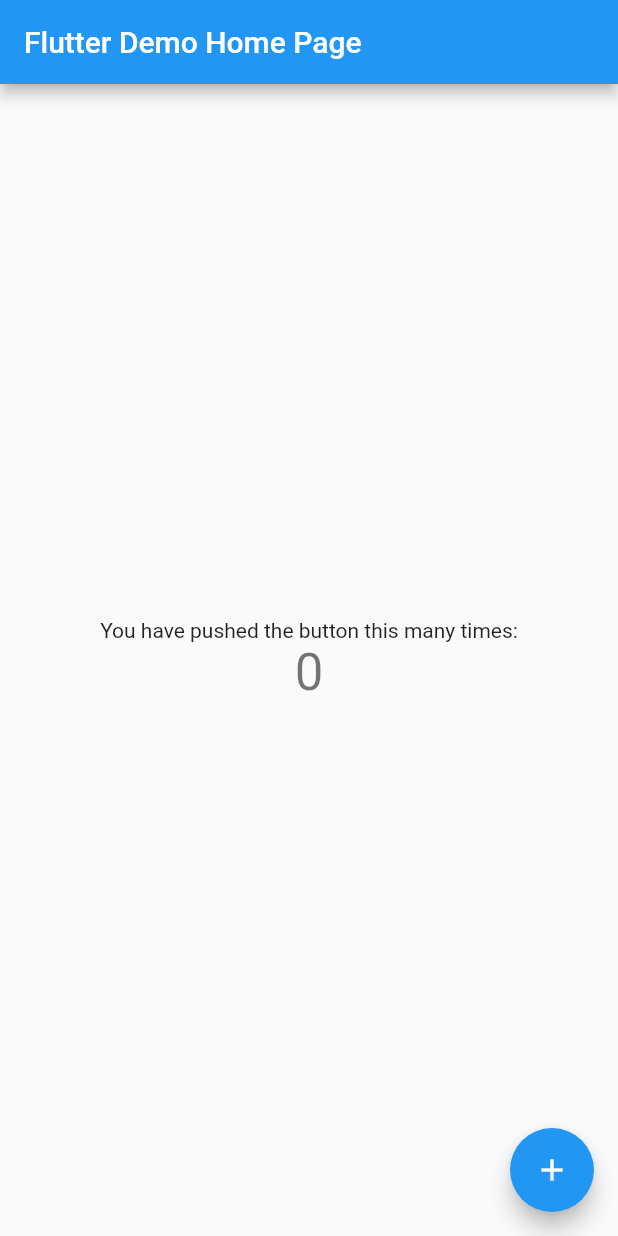
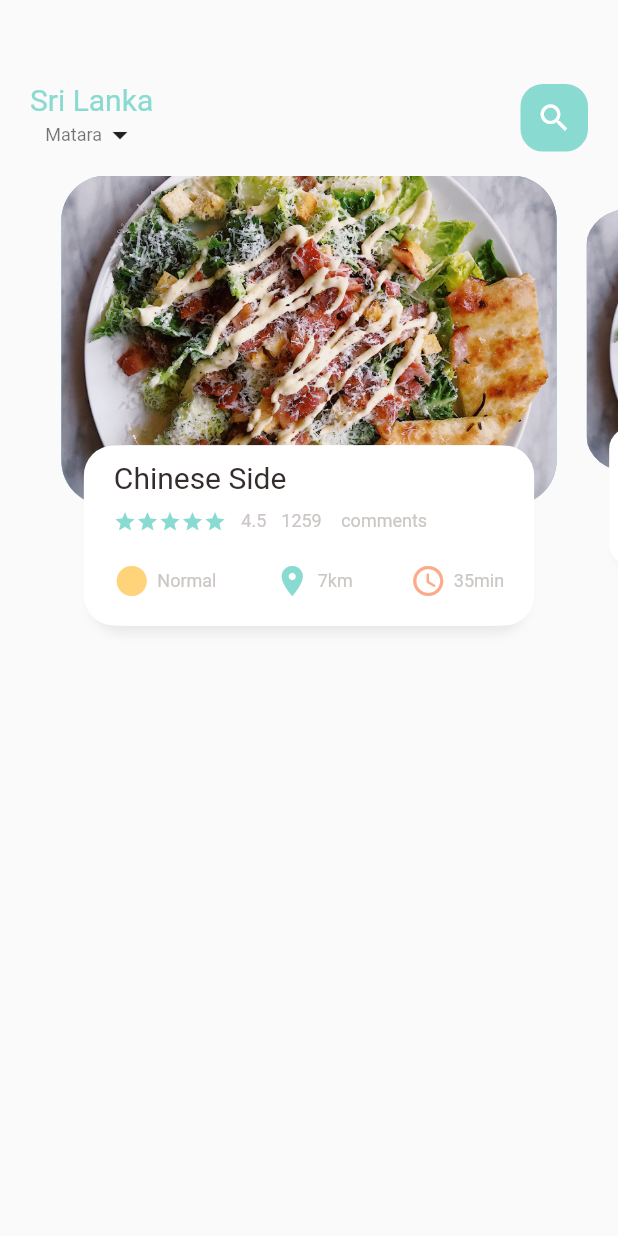
Before and after one commit to ushanShanilka/food_delivery, a Flutter app: the screen it shows after launch, on a phone screen of 412 x 824 dp. Run offline on Flutter 3.47's test engine with Material 2 defaults, Android fonts, the phone set to English and light mode, and no system bars; missing offline and left inert: dart:ffi.

Commit message:
create page top slider

```diff
--- /dev/null
+++ b/lib/home/food_page_body.dart
@@ -0,0 +1,163 @@
+import 'dart:ffi';
+
+import 'package:flutter/cupertino.dart';
+import 'package:flutter/material.dart';
+import 'package:food_delivery/utils/color.dart';
+import 'package:food_delivery/widgets/app_large_text.dart';
+import 'package:food_delivery/widgets/app_test.dart';
+import 'package:food_delivery/widgets/icon_and_text_widget.dart';
+
+class FoodPageBody extends StatefulWidget {
+  const FoodPageBody({Key? key}) : super(key: key);
+
+  @override
+  State<FoodPageBody> createState() => _FoodPageBodyState();
+}
+
+class _FoodPageBodyState extends State<FoodPageBody> {
+  PageController pageController = PageController(viewportFraction: 0.85);
+  var _currPageValue = 0.0;
+  double _scaleFactor = 0.8;
+  double _height = 220;
+
+  @override
+  void initState() {
+    super.initState();
+    pageController.addListener(() {
+      setState(() {
+        _currPageValue = pageController.page!;
+      });
+    });
+  }
+
+  @override
+  void dispose() {
+    pageController.dispose();
+  }
+
+  @override
+  Widget build(BuildContext context) {
+    return Container(
+      height: 320,
+      child: PageView.builder(
+          controller: pageController,
+          itemCount: 5,
+          itemBuilder: (context, position) {
+            return _buildPageItem(position);
+          }),
+    );
+  }
+
+  Widget _buildPageItem(int index) {
+    Matrix4 matrix4 = new Matrix4.identity();
+    if (index == _currPageValue.floor()) {
+      var currScale = 1 - (_currPageValue - index) * (1 - _scaleFactor);
+      var currTrans = _height * (1 - currScale) / 2;
+      matrix4 = Matrix4.diagonal3Values(1, currScale, 1)
+        ..setTranslationRaw(0, currTrans, 0);
+    } else if (index == _currPageValue.floor() + 1) {
+      var currScale =
+          _scaleFactor + (_currPageValue - index + 1) * (1 - _scaleFactor);
+      var currTrans = _height * (1 - currScale) / 2;
+      matrix4 = Matrix4.diagonal3Values(1, currScale, 1);
+      matrix4 = Matrix4.diagonal3Values(1, currScale, 1)
+        ..setTranslationRaw(0, currTrans, 0);
+    } else if (index == _currPageValue.floor() - 1) {
+      var currScale = 1 - (_currPageValue - index) * (1 - _scaleFactor);
+      var currTrans = _height * (1 - currScale) / 2;
+      matrix4 = Matrix4.diagonal3Values(1, currScale, 1);
+      matrix4 = Matrix4.diagonal3Values(1, currScale, 1)
+        ..setTranslationRaw(0, currTrans, 0);
+    } else {
+      var currScale = 0.8;
+      matrix4 = Matrix4.diagonal3Values(1, currScale, 1)
+        ..setTranslationRaw(0, _height * (1 - _scaleFactor) / 2, 0);
+    }
+
+    return Transform(
+      transform: matrix4,
+      child: Stack(
+        children: [
+          Container(
+            height: 220,
+            margin: EdgeInsets.only(left: 10, right: 10),
+            decoration: BoxDecoration(
+                borderRadius: BorderRadius.circular(30),
+                color: index.isEven ? Color(0xFF69c5df) : Color(0xFF9294cc),
+                image: DecorationImage(
+                    image: AssetImage("assets/image/food-one.jpg"),
+                    fit: BoxFit.cover)),
+          ),
+          Align(
+            alignment: Alignment.bottomCenter,
+            child: Container(
+              height: 120,
+              margin: EdgeInsets.only(left: 30, right: 30, bottom: 20),
+              decoration: BoxDecoration(
+                  borderRadius: BorderRadius.circular(20),
+                  color: Colors.white,
+                  boxShadow: [
+                    BoxShadow(
+                        color: Color(0xFFe8e8e8),
+                        blurRadius: 5.0,
+                        offset: Offset(0, 5)),
+                    BoxShadow(color: Colors.white, offset: Offset(-5, 0)),
+                    BoxShadow(color: Colors.white, offset: Offset(5, 0))
+                  ]),
+              child: Container(
+                padding: EdgeInsets.only(top: 10, left: 15, right: 15),
+                child: Column(
+                  crossAxisAlignment: CrossAxisAlignment.start,
+                  children: [
+                    AppLargeText(text: "Chinese Side"),
+                    SizedBox(height: 10),
+                    Row(
+                      children: [
+                        Wrap(
+                          children: List.generate(5, (index) {
+                            return Icon(
+                              Icons.star,
+                              color: AppColors.mainColor,
+                              size: 15,
+                            );
+                          }),
+                        ),
+                        SizedBox(width: 10),
+                        AppText(text: "4.5"),
+                        SizedBox(width: 10),
+                        AppText(text: "1259"),
+                        SizedBox(width: 10),
+                        AppText(text: " comments")
+                      ],
+                    ),
+                    SizedBox(height: 20),
+                    Row(
+                      mainAxisAlignment: MainAxisAlignment.spaceBetween,
+                      children: [
+                        IconAndTextWidget(
+                            icon: Icons.circle,
+                            text: "Normal",
+                            color: AppColors.textColor,
+                            iconColor: AppColors.yellowColor),
+                        IconAndTextWidget(
+                            icon: Icons.location_on,
+                            text: "7km",
+                            color: AppColors.textColor,
+                            iconColor: AppColors.mainColor),
+                        IconAndTextWidget(
+                            icon: Icons.access_time_rounded,
+                            text: "35min",
+                            color: AppColors.textColor,
+                            iconColor: AppColors.iconColor2),
+                      ],
+                    )
+                  ],
+                ),
+              ),
+            ),
+          )
+        ],
+      ),
+    );
+  }
+}
--- /dev/null
+++ b/lib/home/main_food_page.dart
@@ -0,0 +1,65 @@
+import 'package:flutter/cupertino.dart';
+import 'package:flutter/material.dart';
+import 'package:food_delivery/utils/color.dart';
+import 'package:food_delivery/widgets/app_button.dart';
+import 'package:food_delivery/widgets/app_large_text.dart';
+import 'package:food_delivery/widgets/app_test.dart';
+
+import 'food_page_body.dart';
+
+class MainFoodPage extends StatefulWidget {
+  const MainFoodPage({Key? key}) : super(key: key);
+
+  @override
+  State<MainFoodPage> createState() => _MainFoodPageState();
+}
+
+class _MainFoodPageState extends State<MainFoodPage> {
+  @override
+  Widget build(BuildContext context) {
+    return Scaffold(
+      body: Column(children: [
+        Container(
+          margin: const EdgeInsets.only(top: 55, bottom: 15),
+          padding: EdgeInsets.only(left: 20, right: 20),
+          child: Row(
+            mainAxisAlignment: MainAxisAlignment.spaceBetween,
+            children: [
+              Column(
+                children: [
+                  AppLargeText(
+                    text: "Sri Lanka",
+                    color: AppColors.mainColor,
+                  ),
+                  Row(
+                    children: [
+                      AppText(
+                        text: "Matara",
+                        color: Colors.black54,
+                      ),
+                      Icon(Icons.arrow_drop_down)
+                    ],
+                  )
+                ],
+              ),
+              Column(
+                children: [
+                  Center(
+                    child: AppButton(
+                        color: Colors.white,
+                        backgroundColor: AppColors.mainColor,
+                        size: 45,
+                        borderColor: AppColors.mainColor,
+                        isIcon: true,
+                        icon: Icons.search),
+                  )
+                ],
+              )
+            ],
+          ),
+        ),
+        FoodPageBody()
+      ]),
+    );
+  }
+}
--- a/lib/main.dart
+++ b/lib/main.dart
@@ -1,4 +1,6 @@
 import 'package:flutter/material.dart';
+
+import 'home/main_food_page.dart';
 
 void main() {
   runApp(const MyApp());
@@ -11,6 +13,7 @@ class MyApp extends StatelessWidget {
   @override
   Widget build(BuildContext context) {
     return MaterialApp(
+      debugShowCheckedModeBanner: false,
       title: 'Flutter Demo',
       theme: ThemeData(
         // This is the theme of your application.
@@ -24,92 +27,7 @@ class MyApp extends StatelessWidget {
         // is not restarted.
         primarySwatch: Colors.blue,
       ),
-      home: const MyHomePage(title: 'Flutter Demo Home Page'),
+      home: MainFoodPage(),
     );
   }
 }
-
-class MyHomePage extends StatefulWidget {
-  const MyHomePage({Key? key, required this.title}) : super(key: key);
-
-  // This widget is the home page of your application. It is stateful, meaning
-  // that it has a State object (defined below) that contains fields that affect
-  // how it looks.
-
-  // This class is the configuration for the state. It holds the values (in this
-  // case the title) provided by the parent (in this case the App widget) and
-  // used by the build method of the State. Fields in a Widget subclass are
-  // always marked "final".
-
-  final String title;
-
-  @override
-  State<MyHomePage> createState() => _MyHomePageState();
-}
-
-class _MyHomePageState extends State<MyHomePage> {
-  int _counter = 0;
-
-  void _incrementCounter() {
-    setState(() {
-      // This call to setState tells the Flutter framework that something has
-      // changed in this State, which causes it to rerun the build method below
-      // so that the display can reflect the updated values. If we changed
-      // _counter without calling setState(), then the build method would not be
-      // called again, and so nothing would appear to happen.
-      _counter++;
-    });
-  }
-
-  @override
-  Widget build(BuildContext context) {
-    // This method is rerun every time setState is called, for instance as done
-    // by the _incrementCounter method above.
-    //
-    // The Flutter framework has been optimized to make rerunning build methods
-    // fast, so that you can just rebuild anything that needs updating rather
-    // than having to individually change instances of widgets.
-    return Scaffold(
-      appBar: AppBar(
-        // Here we take the value from the MyHomePage object that was created by
-        // the App.build method, and use it to set our appbar title.
-        title: Text(widget.title),
-      ),
-      body: Center(
-        // Center is a layout widget. It takes a single child and positions it
-        // in the middle of the parent.
-        child: Column(
-          // Column is also a layout widget. It takes a list of children and
-          // arranges them vertically. By default, it sizes itself to fit its
-          // children horizontally, and tries to be as tall as its parent.
-          //
-          // Invoke "debug painting" (press "p" in the console, choose the
-          // "Toggle Debug Paint" action from the Flutter Inspector in Android
-          // Studio, or the "Toggle Debug Paint" command in Visual Studio Code)
-          // to see the wireframe for each widget.
-          //
-          // Column has various properties to control how it sizes itself and
-          // how it positions its children. Here we use mainAxisAlignment to
-          // center the children vertically; the main axis here is the vertical
-          // axis because Columns are vertical (the cross axis would be
-          // horizontal).
-          mainAxisAlignment: MainAxisAlignment.center,
-          children: <Widget>[
-            const Text(
-              'You have pushed the button this many times:',
-            ),
-            Text(
-              '$_counter',
-              style: Theme.of(context).textTheme.headline4,
-            ),
-          ],
-        ),
-      ),
-      floatingActionButton: FloatingActionButton(
-        onPressed: _incrementCounter,
-        tooltip: 'Increment',
-        child: const Icon(Icons.add),
-      ), // This trailing comma makes auto-formatting nicer for build methods.
-    );
-  }
-}
--- /dev/null
+++ b/lib/utils/color.dart
@@ -0,0 +1,14 @@
+import 'package:flutter/cupertino.dart';
+
+class AppColors {
+  static final Color textColor = const Color(0xFFccc7c5);
+  static final Color mainColor = const Color(0xFF89dad0);
+  static final Color iconColor1 = const Color(0xFFffd28d);
+  static final Color iconColor2 = const Color(0xFFfcab88);
+  static final Color paraColor = const Color(0xFF8f837f);
+  static final Color buttonBackgroundColor = const Color(0xFFf7f6f4);
+  static final Color singColor = const Color(0xFFa9a29f);
+  static final Color titleColor = const Color(0xFF5c524f);
+  static final Color mainBlackColor = const Color(0xFF332d2b);
+  static final Color yellowColor = const Color(0xFFffd379);
+}
--- /dev/null
+++ b/lib/widgets/app_button.dart
@@ -0,0 +1,50 @@
+import 'package:flutter/cupertino.dart';
+import 'package:flutter/material.dart';
+
+import 'app_test.dart';
+
+
+class AppButton extends StatelessWidget {
+  final Color color;
+  final Color backgroundColor;
+  double size;
+  final Color borderColor;
+  String? text;
+  IconData? icon;
+  bool? isIcon;
+
+  AppButton(
+      {Key? key,
+      required this.color,
+      required this.backgroundColor,
+      required this.size,
+      required this.borderColor,
+      this.text = "Hi",
+      this.icon,
+      this.isIcon = false})
+      : super(key: key);
+
+  @override
+  Widget build(BuildContext context) {
+    return Container(
+      width: size,
+      height: size,
+      decoration: BoxDecoration(
+        border: Border.all(color: borderColor, width: 1.0),
+        borderRadius: BorderRadius.circular(15),
+        color: backgroundColor,
+      ),
+      child: isIcon == false
+          ? Center(
+              child: AppText(
+              text: text!,
+              color: color,
+            ))
+          : Center(
+              child: Icon(
+              icon,
+              color: color,
+            )),
+    );
+  }
+}
--- /dev/null
+++ b/lib/widgets/app_large_text.dart
@@ -0,0 +1,31 @@
+import 'package:flutter/cupertino.dart';
+import 'package:flutter/material.dart';
+
+class AppLargeText extends StatelessWidget {
+  double size;
+  final String text;
+  final Color? color;
+  TextOverflow textOverflow;
+
+  AppLargeText(
+      {Key? key,
+      this.size = 20,
+      required this.text,
+      this.color = const Color(0xFF332d2b),
+      this.textOverflow = TextOverflow.ellipsis})
+      : super(key: key);
+
+  @override
+  Widget build(BuildContext context) {
+    return Text(
+      text,
+      maxLines:1,
+      overflow: textOverflow,
+      style: TextStyle(
+        fontFamily: 'Roboto',
+        color: color,
+        fontSize: size,
+      ),
+    );
+  }
+}
--- /dev/null
+++ b/lib/widgets/app_test.dart
@@ -0,0 +1,26 @@
+import 'package:flutter/cupertino.dart';
+import 'package:flutter/material.dart';
+
+class AppText extends StatelessWidget {
+  double size;
+  final String text;
+  final Color? color;
+  double height;
+
+  AppText(
+      {Key? key,
+      this.size = 12,
+      required this.text,
+      this.height = 1.2,
+      this.color = const Color(0xFFccc7c5)})
+      : super(key: key);
+
+  @override
+  Widget build(BuildContext context) {
+    return Text(
+      text,
+      style: TextStyle(
+          fontFamily: 'Roboto', color: color, fontSize: size, height: height),
+    );
+  }
+}
--- /dev/null
+++ b/lib/widgets/icon_and_text_widget.dart
@@ -0,0 +1,32 @@
+import 'package:flutter/cupertino.dart';
+import 'package:food_delivery/utils/color.dart';
+import 'package:food_delivery/widgets/app_test.dart';
+
+class IconAndTextWidget extends StatelessWidget {
+  final IconData icon;
+  final String text;
+  final Color? color;
+  final Color iconColor;
+
+  IconAndTextWidget(
+      {Key? key,
+      required this.icon,
+      required this.text,
+      this.color = const Color(0xFFccc7c5),
+      required this.iconColor})
+      : super(key: key);
+
+  @override
+  Widget build(BuildContext context) {
+    return Row(
+      children: [
+        Icon(
+          icon,
+          color: iconColor,
+        ),
+        SizedBox(width: 5),
+        AppText(text: text, color: color)
+      ],
+    );
+  }
+}
--- /dev/null
+++ b/lib/widgets/responsice_button.dart
@@ -0,0 +1,44 @@
+import 'package:flutter/cupertino.dart';
+import 'package:flutter/material.dart';
+import 'package:food_delivery/utils/color.dart';
+
+import 'app_test.dart';
+
+
+class RensponsiveButtons extends StatelessWidget {
+  bool? isResponsive;
+  double? width;
+  String? text;
+
+  RensponsiveButtons(
+      {Key? key, this.width, this.isResponsive = false, this.text})
+      : super(key: key);
+
+  @override
+  Widget build(BuildContext context) {
+    return Flexible(
+        child: Container(
+      width: isResponsive == true ? double.maxFinite : width,
+      height: 60,
+      decoration: BoxDecoration(
+          borderRadius: BorderRadius.circular(10), color: AppColors.mainColor),
+      child: Row(
+        mainAxisAlignment: isResponsive == true
+            ? MainAxisAlignment.spaceBetween
+            : MainAxisAlignment.center,
+        children: [
+          isResponsive == true
+              ? Container(
+                  margin: const EdgeInsets.only(left: 10),
+                  child: AppText(
+                    text: text.toString(),
+                    color: Colors.white,
+                  ),
+                )
+              : Container(),
+          Image.asset("assets/images/button-one.png"),
+        ],
+      ),
+    ));
+  }
+}
```
Also changed, not shown: pubspec.yaml (+14 -3 lines), assets/fonts/Roboto-Black.ttf (added), assets/fonts/Roboto-Bold.ttf (added), assets/fonts/Roboto-Medium.ttf (added), assets/fonts/Roboto-Regular.ttf (added), assets/image/food-one.jpg (added).
